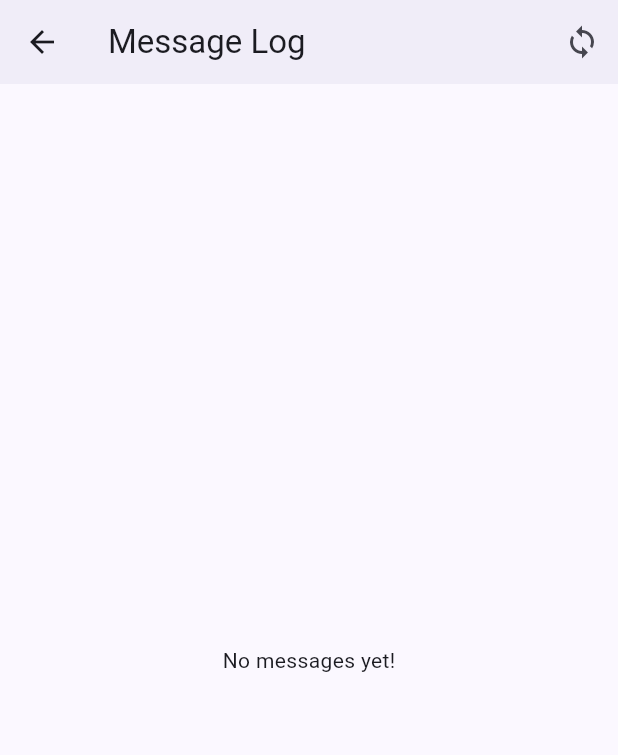
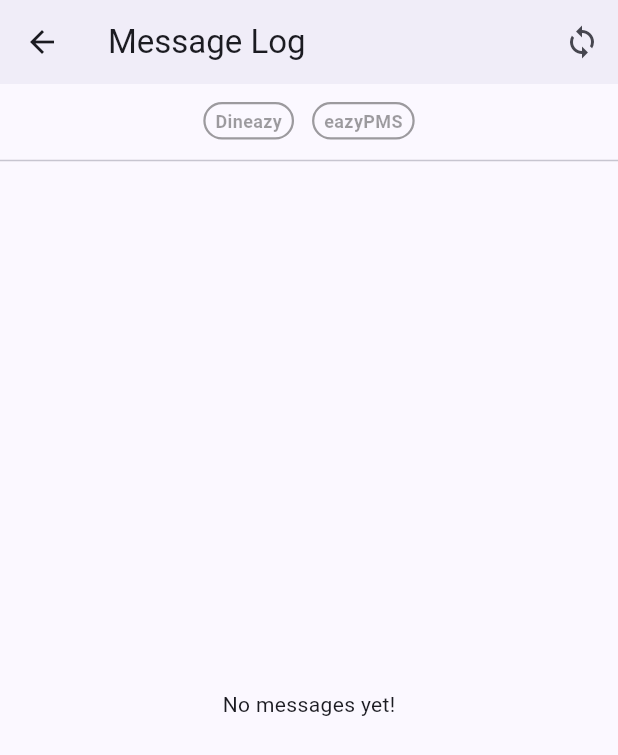
Before and after one commit to Jerinji2016/prnt, a Flutter app: the MessagesScreen screen opened directly, after a tap on the "sync" icon, on a phone screen of 412 x 824 dp. Shown: the top 755 px of the screen. Run offline on Flutter 3.47's test engine with Material 3 defaults, Android fonts, the phone set to English and light mode, and no system bars; our stand-ins replace permission_handler, shared_preferences, sqflite; missing offline and left inert: pos_printer_manager, redis, shared_preferences_android; accounts and stored records are empty; network calls fail; statements that could not run were skipped.

Commit message:
added message filter

```diff
--- a/lib/modals/profile/eazypms.profile.dart
+++ b/lib/modals/profile/eazypms.profile.dart
@@ -17,6 +17,10 @@ class EazypmsCompany extends BaseModal {
   Iterable<EazypmsRevenueCenter> get revenueCenters => List.from(json["revenueCenters"] ?? []).map(
         (e) => EazypmsRevenueCenter(e),
       );
+
+  Iterable<EazypmsRevenueCenter> get nonPropertyRevenueCenters => revenueCenters.where(
+        (rvc) => !["Company", "Property"].contains(rvc.objectType),
+      );
 }
 
 class EazypmsRevenueCenter extends BaseModal {
--- a/lib/ui/home/widgets/eazypms_notification_service_panel.dart
+++ b/lib/ui/home/widgets/eazypms_notification_service_panel.dart
@@ -13,9 +13,7 @@ class EazypmsNotificationServicePanel extends StatelessWidget {
   @override
   Widget build(BuildContext context) {
     DataProvider dataProvider = Provider.of<DataProvider>(context);
-    final revenueCenters = dataProvider.eazypmsProfile.company.revenueCenters.where(
-      (rvc) => !["Company", "Property"].contains(rvc.objectType),
-    );
+    final revenueCenters = dataProvider.eazypmsProfile.company.nonPropertyRevenueCenters;
 
     return ListView.builder(
       itemCount: revenueCenters.length,
--- a/lib/ui/messages/messages.dart
+++ b/lib/ui/messages/messages.dart
@@ -12,10 +12,21 @@ import '../../helpers/types.dart';
 import '../../helpers/utils.dart';
 import '../../modals/message_data.dart';
 import '../../modals/print_message_data.dart';
+import '../../modals/profile/eazypms.profile.dart';
 import '../../providers/data_provider.dart';
 import '../../service/redis_service.dart';
 import '../../widgets/primary_button.dart';
 import 'view_bill.bottom_sheet.dart';
+
+class MessageFilter {
+  final String label;
+  final bool Function(String topic) predicate;
+
+  MessageFilter({
+    required this.label,
+    required this.predicate,
+  });
+}
 
 class MessagesScreen extends StatefulWidget {
   const MessagesScreen({super.key});
@@ -28,15 +39,34 @@ class _MessagesScreenState extends State<MessagesScreen> {
   final MessageRecordList _messages = [];
   bool _isLoading = false;
 
+  final List<int> _selectedFilterIndex = [];
+
+  final List<MessageFilter> _filters = [];
+
+  MessageRecordList get _filteredMessages {
+    if (_selectedFilterIndex.isEmpty) return _messages;
+
+    List<MessageFilter> filters = _selectedFilterIndex.map((index) => _filters.elementAt(index)).toList();
+    MessageRecordList filteredMessages = [];
+    for (MessageRecord message in _messages) {
+      if (filters.any((filter) => filter.predicate(message.data.channel))) {
+        filteredMessages.add(message);
+      }
+    }
+    return filteredMessages;
+  }
+
   @override
   void initState() {
     super.initState();
     SchedulerBinding.instance.addPostFrameCallback(
       (timeStamp) => _loadMessages(),
     );
+
+    _loadFilters();
   }
 
-  void _loadMessages() async {
+  Future<void> _loadMessages() async {
     debugPrint("_MessagesScreenState._loadMessages: ");
     setState(() => _isLoading = true);
 
@@ -45,10 +75,87 @@ class _MessagesScreenState extends State<MessagesScreen> {
       ..clear()
       ..addAll(messages);
 
-    //  simply to get loading feeling
-    await Future.delayed(const Duration(milliseconds: 500));
+    await Future.delayed(const Duration(milliseconds: 300));
+    setState(() => _isLoading = false);
+  }
 
-    setState(() => _isLoading = false);
+  void _loadFilters() {
+    DataProvider dataProvider = Provider.of<DataProvider>(context, listen: false);
+    if (dataProvider.hasDineazyProfile) {
+      final filter = MessageFilter(
+        label: "Dineazy",
+        predicate: (topic) => topic.contains("dineazy"),
+      );
+      _filters.add(filter);
+    }
+
+    if (dataProvider.hasEazypmsProfile) {
+      final filter = MessageFilter(
+        label: "eazyPMS",
+        predicate: (topic) => topic.contains("eazypms"),
+      );
+      _filters.add(filter);
+
+      for (EazypmsRevenueCenter revenueCenter in dataProvider.eazypmsProfile.company.nonPropertyRevenueCenters) {
+        final filter = MessageFilter(
+          label: revenueCenter.name,
+          predicate: (topic) => topic.contains("eazypms") && topic.contains(revenueCenter.id),
+        );
+        _filters.add(filter);
+      }
+    }
+  }
+
+  void _onFilterTapped(int index) => setState(() {
+        if (_selectedFilterIndex.contains(index)) {
+          _selectedFilterIndex.remove(index);
+        } else {
+          _selectedFilterIndex.add(index);
+        }
+      });
+
+  Widget _buildFilter() {
+    return Padding(
+      padding: const EdgeInsets.only(top: 12.0, bottom: 6.0),
+      child: Wrap(
+        runSpacing: 8.0,
+        spacing: 12.0,
+        children: _filters.indexed.map<Widget>(
+          (record) {
+            int index = record.$1;
+            final filter = record.$2;
+
+            bool isSelected = _selectedFilterIndex.contains(index);
+            Color color = isSelected ? Theme.of(context).colorScheme.primary : Theme.of(context).disabledColor;
+
+            return Material(
+              shape: RoundedRectangleBorder(
+                borderRadius: BorderRadius.circular(16.0),
+                side: BorderSide(width: 1.5, color: color),
+              ),
+              child: InkWell(
+                onTap: () => _onFilterTapped(index),
+                borderRadius: BorderRadius.circular(16.0),
+                child: Padding(
+                  padding: const EdgeInsets.symmetric(
+                    vertical: 4.0,
+                    horizontal: 8.0,
+                  ),
+                  child: Text(
+                    filter.label,
+                    style: TextStyle(
+                      fontSize: 12.0,
+                      fontWeight: FontWeight.bold,
+                      color: color,
+                    ),
+                  ),
+                ),
+              ),
+            );
+          },
+        ).toList(),
+      ),
+    );
   }
 
   @override
@@ -79,22 +186,40 @@ class _MessagesScreenState extends State<MessagesScreen> {
             );
           }
 
-          if (_messages.isEmpty) {
-            return const Center(
+          MessageRecordList messages = _filteredMessages;
+
+          if (messages.isEmpty) {
+            return Column(
+              children: [
+                _buildFilter(),
+                const Divider(),
+                const Expanded(
+                  child: Center(
                     child: Text("No messages yet!"),
+                  ),
+                ),
+              ],
             );
           }
 
-          return ListView.builder(
+          return Column(
+            children: [
+              _buildFilter(),
+              const Divider(),
+              Expanded(
+                child: ListView.builder(
                   itemBuilder: (context, index) {
-              MessageRecord message = _messages.elementAt(index);
+                    MessageRecord message = messages.elementAt(index);
 
                     return MessageTile(
                       index: index,
                       record: message,
                     );
                   },
-            itemCount: _messages.length,
+                  itemCount: messages.length,
+                ),
+              ),
+            ],
           );
         },
       ),
```
Lines whose indentation alone changed are shown as unchanged.
